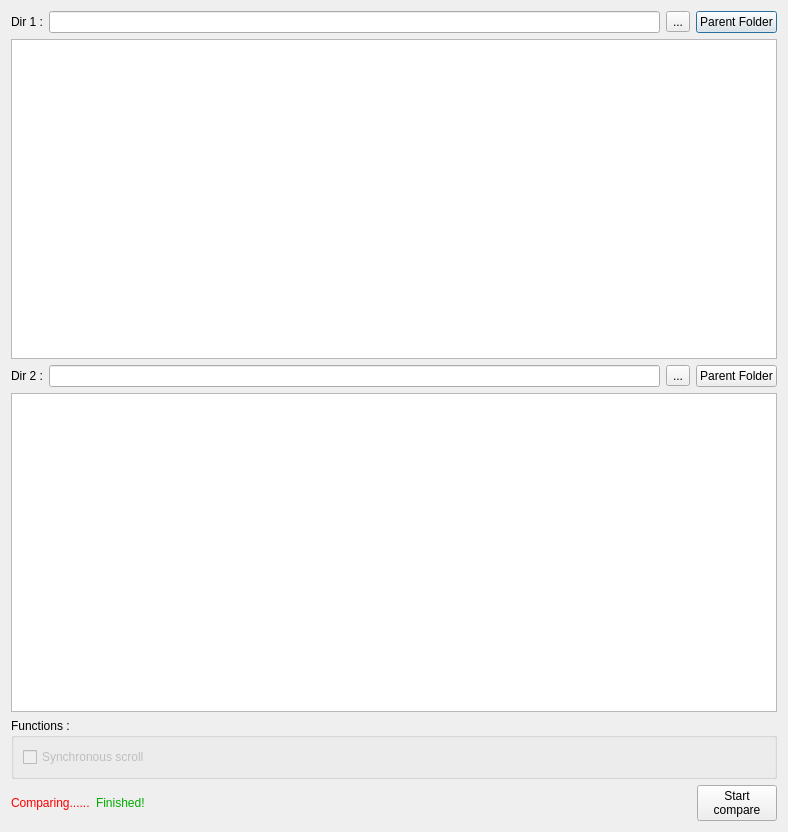
Qt form CDMainWindow.ui (liyiji/riderapmoc) before a commit.
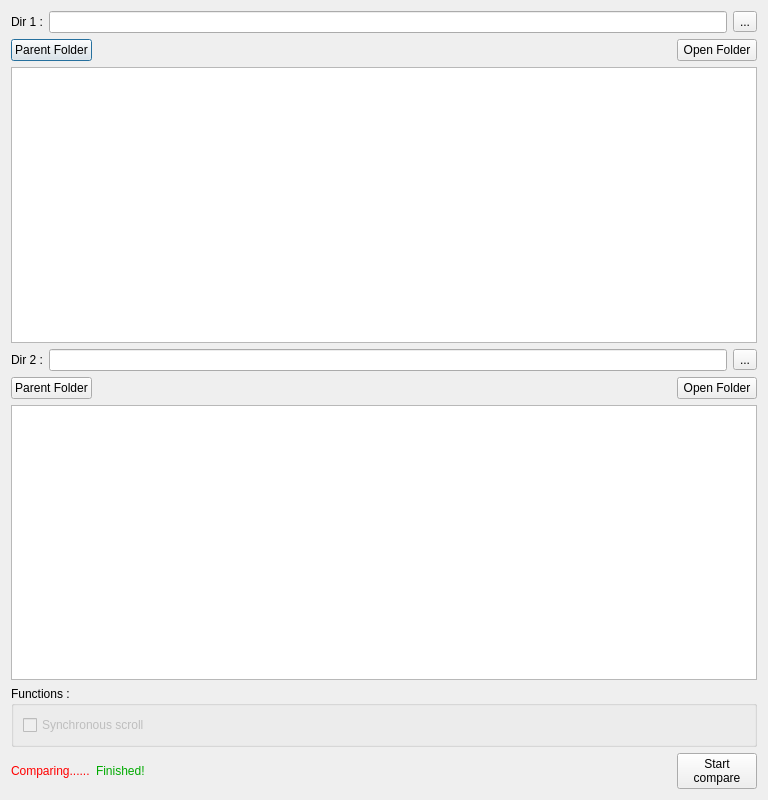
The same form after that commit. Custom widgets are drawn as their Qt base class.

```diff
--- a/CDMainWindow.ui
+++ b/CDMainWindow.ui
@@ -6,8 +6,8 @@
    <rect>
     <x>0</x>
     <y>0</y>
-    <width>788</width>
-    <height>832</height>
+    <width>768</width>
+    <height>800</height>
    </rect>
   </property>
   <property name="windowTitle">
@@ -37,19 +37,43 @@
        </property>
       </widget>
      </item>
-     <item>
-      <widget class="QPushButton" name="pushButton_2">
-       <property name="text">
-        <string>Parent Folder</string>
-       </property>
-      </widget>
-     </item>
     </layout>
    </item>
    <item row="1" column="0">
-    <widget class="CDTableWidget" name="tableWidget"/>
+    <layout class="QHBoxLayout" name="horizontalLayout_4">
+     <item>
+      <widget class="QPushButton" name="pushButton_2">
+       <property name="text">
+        <string>Parent Folder</string>
+       </property>
+      </widget>
+     </item>
+     <item>
+      <spacer name="horizontalSpacer_3">
+       <property name="orientation">
+        <enum>Qt::Horizontal</enum>
+       </property>
+       <property name="sizeHint" stdset="0">
+        <size>
+         <width>40</width>
+         <height>20</height>
+        </size>
+       </property>
+      </spacer>
+     </item>
+     <item>
+      <widget class="QPushButton" name="pushButton_3">
+       <property name="text">
+        <string>Open Folder</string>
+       </property>
+      </widget>
+     </item>
+    </layout>
    </item>
    <item row="2" column="0">
+    <widget class="CDTableWidget" name="tableWidget"/>
+   </item>
+   <item row="3" column="0">
     <layout class="QHBoxLayout" name="horizontalLayout">
      <item>
       <widget class="QLabel" name="label_2">
@@ -72,6 +96,10 @@
        </property>
       </widget>
      </item>
+    </layout>
+   </item>
+   <item row="4" column="0">
+    <layout class="QHBoxLayout" name="horizontalLayout_5">
      <item>
       <widget class="QPushButton" name="pushButton_4">
        <property name="text">
@@ -79,12 +107,32 @@
        </property>
       </widget>
      </item>
+     <item>
+      <spacer name="horizontalSpacer_4">
+       <property name="orientation">
+        <enum>Qt::Horizontal</enum>
+       </property>
+       <property name="sizeHint" stdset="0">
+        <size>
+         <width>40</width>
+         <height>20</height>
+        </size>
+       </property>
+      </spacer>
+     </item>
+     <item>
+      <widget class="QPushButton" name="pushButton_5">
+       <property name="text">
+        <string>Open Folder</string>
+       </property>
+      </widget>
+     </item>
     </layout>
    </item>
-   <item row="3" column="0">
+   <item row="5" column="0">
     <widget class="CDTableWidget" name="tableWidget_2"/>
    </item>
-   <item row="4" column="0">
+   <item row="6" column="0">
     <widget class="QGroupBox" name="groupBox">
      <property name="title">
       <string>Functions :</string>
@@ -116,7 +164,7 @@
      </layout>
     </widget>
    </item>
-   <item row="5" column="0">
+   <item row="7" column="0">
     <layout class="QHBoxLayout" name="horizontalLayout_3">
      <item>
       <widget class="QLabel" name="label_3">
```
Left out of the diff: 2 changed lines with no effect on the pictures.
